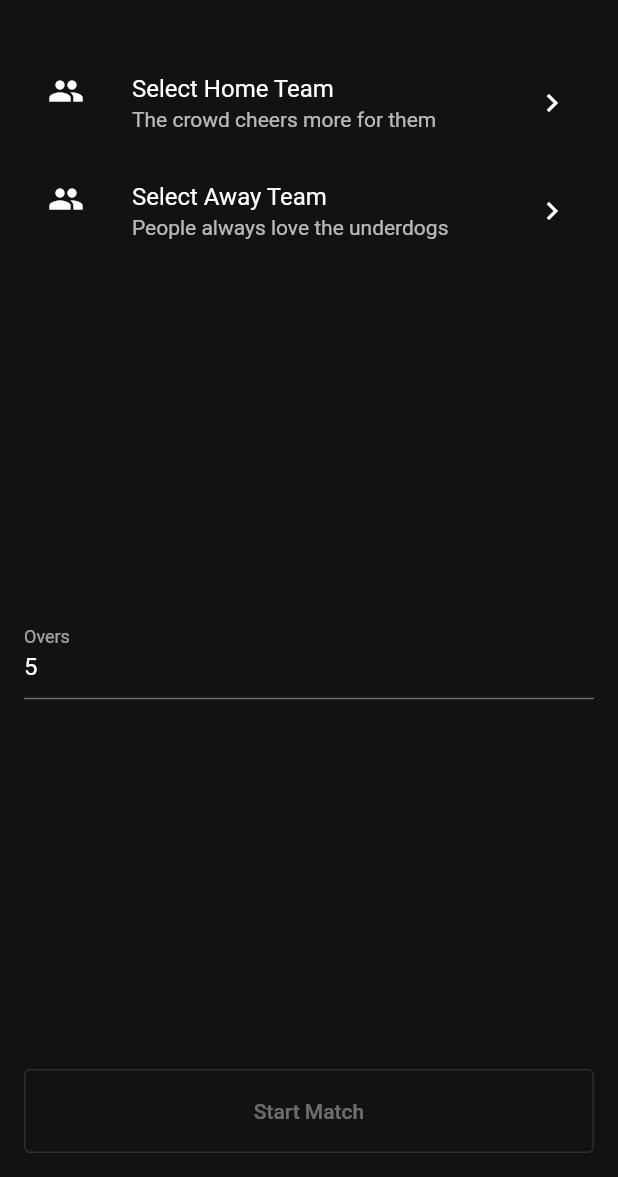
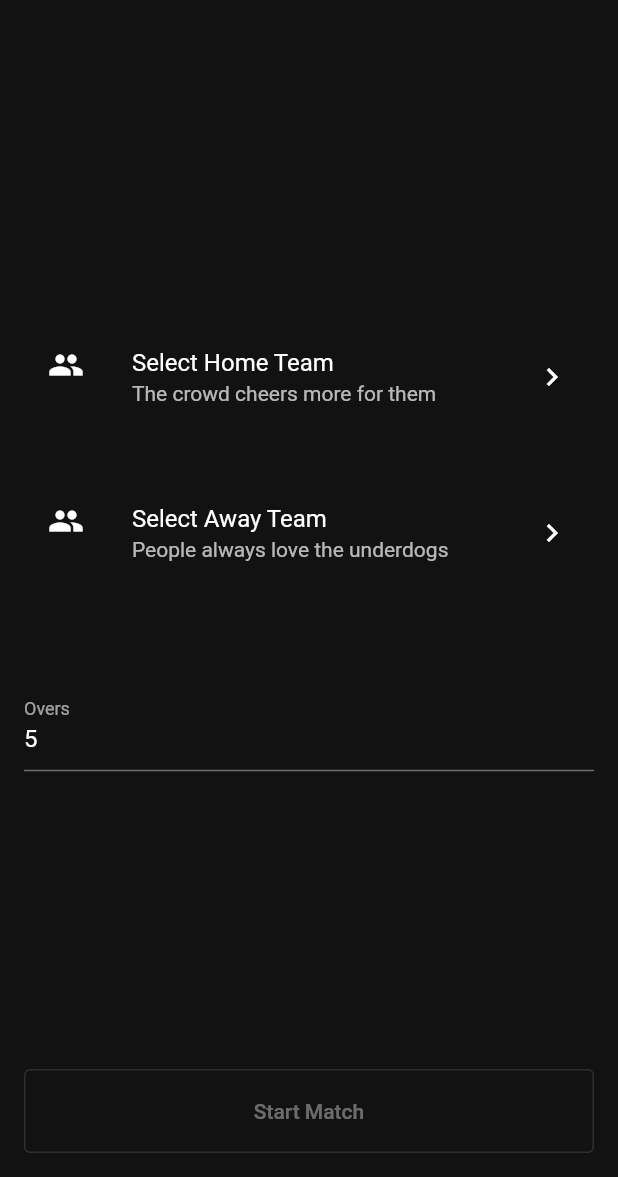
Before and after one commit to PlayPratz/Scorecard, a Flutter app: the screen it shows after launch, after a tap on "Create new match", on a phone screen of 412 x 824 dp, the part 59-1236 px from its top. Run offline on Flutter 3.47's test engine with Material 2 defaults, Android fonts, the phone set to English and light mode, and no system bars; our stand-ins replace google_fonts; Roboto replaces fonts that are missing (Ubuntu).

Commit message:
Refactored code, fixed minor issues

```diff
--- a/lib/models/team.dart
+++ b/lib/models/team.dart
@@ -54,9 +54,9 @@ final List<_TeamTemplate> _templates = [
   _TeamTemplate(name: "Blue", shortName: "BLU", color: Colors.blue),
   _TeamTemplate(name: "Saffron", shortName: "SAF", color: Colors.orange),
   _TeamTemplate(name: "Amber", shortName: "AMB", color: Colors.amber),
-  _TeamTemplate(name: "Green", shortName: "GRN", color: Colors.green),
+  // _TeamTemplate(name: "Green", shortName: "GRN", color: Colors.green),
   _TeamTemplate(name: "Cyan", shortName: "CYN", color: Colors.cyan),
   _TeamTemplate(name: "Brown", shortName: "BRN", color: Colors.brown),
   _TeamTemplate(name: "Orange", shortName: "ORA", color: Colors.deepOrange),
-  _TeamTemplate(name: "Purple", shortName: "PRP", color: Colors.purple),
+  // _TeamTemplate(name: "Purple", shortName: "PRP", color: Colors.purple),
 ];
--- a/lib/screens/hometabview.dart
+++ b/lib/screens/hometabview.dart
@@ -7,7 +7,7 @@ import '../styles/colorstyles.dart';
 import '../util/strings.dart';
 import '../util/utils.dart';
 import 'templates/basescreen.dart';
-import 'matchscreen/matchlist.dart';
+import 'match/matchlist.dart';
 import 'player/playerlist.dart';
 
 class HomeTabView extends StatefulWidget {
--- a/lib/screens/matchscreen/choosewicket.dart
+++ b/lib/screens/match/choosewicket.dart
@@ -20,7 +20,7 @@ class _ChooseWicketState extends State<ChooseWicket> {
       title: Strings.chooseWicket,
       child: ItemList(
         itemList: Dismissal.values
-            .map((dismissal) => GenericItem(
+            .map((dismissal) => GenericItemTile(
                   primaryHint: Strings.getDismissalName(dismissal),
                   secondaryHint: Strings.empty,
                   onSelect: () => _processDismissal(dismissal),
--- a/lib/screens/matchscreen/creatematch.dart
+++ b/lib/screens/match/creatematch.dart
@@ -3,13 +3,12 @@ import 'package:scorecard/screens/team/teamlist.dart';
 
 import '../../models/cricketmatch.dart';
 import '../../models/team.dart';
-import '../../styles/colorstyles.dart';
+import '../../util/elements.dart';
 import '../../util/strings.dart';
-import '../../util/elements.dart';
 import '../../util/utils.dart';
-import 'matchinitscreen.dart';
 import '../templates/titledpage.dart';
 import '../widgets/teamdummytile.dart';
+import 'matchinitscreen.dart';
 
 class CreateMatchForm extends StatefulWidget {
   const CreateMatchForm({Key? key}) : super(key: key);
@@ -31,23 +30,35 @@ class _CreateMatchFormState extends State<CreateMatchForm> {
           autovalidateMode: AutovalidateMode.onUserInteraction,
           child: Column(
             children: [
+              const Spacer(),
               _selectedHomeTeam != null
                   ? _wSelectTeam(
                       _selectedHomeTeam!.name,
                       _selectedHomeTeam!.shortName,
+                      _selectedHomeTeam!.color,
                       true,
                     )
-                  : _wSelectTeam(Strings.createMatchSelectHomeTeam,
-                      Strings.createMatchHomeTeamHint, true),
+                  : _wSelectTeam(
+                      Strings.createMatchSelectHomeTeam,
+                      Strings.createMatchHomeTeamHint,
+                      Colors.white,
+                      true,
+                    ),
+              const SizedBox(height: 32),
               _selectedAwayTeam != null
                   ? _wSelectTeam(
                       _selectedAwayTeam!.name,
                       _selectedAwayTeam!.shortName,
+                      _selectedAwayTeam!.color,
                       false,
                     )
-                  : _wSelectTeam(Strings.createMatchSelectAwayTeam,
-                      Strings.createMatchAwayTeamHint, false),
-              const Spacer(),
+                  : _wSelectTeam(
+                      Strings.createMatchSelectAwayTeam,
+                      Strings.createMatchAwayTeamHint,
+                      Colors.white,
+                      false,
+                    ),
+              const SizedBox(height: 64),
               _wSelectOvers(),
               const Spacer(),
               Elements.getConfirmButton(
@@ -58,12 +69,12 @@ class _CreateMatchFormState extends State<CreateMatchForm> {
         ));
   }
 
-  Widget _wSelectTeam(
-      String primaryHint, String secondaryHint, bool isHomeTeam) {
+  Widget _wSelectTeam(String primaryHint, String secondaryHint, Color iconColor,
+      bool isHomeTeam) {
     return TeamDummyTile(
       primaryHint: primaryHint,
       secondaryHint: secondaryHint,
-      color: Colors.white,
+      color: iconColor,
       onSelect: isHomeTeam ? _chooseHomeTeam : _chooseAwayTeam,
     );
   }
@@ -107,6 +118,7 @@ class _CreateMatchFormState extends State<CreateMatchForm> {
         child: TeamList(
           teamList: Utils.getAllTeams(),
           onSelectTeam: (team) => Utils.goBack(context, team),
+          onCreateTeam: (team) => Utils.goBack(context, team),
         ),
       ),
       context,
--- a/lib/screens/matchscreen/inningsinitscreen.dart
+++ b/lib/screens/match/inningsinitscreen.dart
@@ -77,7 +77,7 @@ class _InningsInitScreenState extends State<InningsInitScreen> {
   Widget _wPlayerSelection(Player? player, Function(Player) onSelectPlayer,
       String primary, String secondary, String title, List<Player> squad) {
     if (player == null) {
-      return GenericItem(
+      return GenericItemTile(
           primaryHint: primary,
           secondaryHint: secondary,
           onSelect: () => onTapPlayer(onSelectPlayer, title, squad));
--- a/lib/screens/matchscreen/matchinitscreen.dart
+++ b/lib/screens/match/matchinitscreen.dart
@@ -57,10 +57,10 @@ class _MatchInitScreenState extends State<MatchInitScreen> {
 
   Widget _wWinningTeamChoice() {
     if (_tossChoice == null) {
-      return GenericItem(
+      return GenericItemTile(
         primaryHint: Strings.initMatchTossChoicePrimary,
         secondaryHint: Strings.initMatchTossChoiceHint,
-        leading: Icon(Icons.casino),
+        leading: const Icon(Icons.casino),
         onSelect: _chooseTossChoice,
       );
     }
@@ -85,7 +85,7 @@ class _MatchInitScreenState extends State<MatchInitScreen> {
   }
 
   Widget _wTossChoiceInner(TossChoice tossChoice, Function onSelect) {
-    return GenericItem(
+    return GenericItemTile(
       primaryHint: Strings.getTossChoice(tossChoice),
       secondaryHint: Strings.empty,
       onSelect: onSelect,
--- a/lib/screens/matchscreen/matchscreen.dart
+++ b/lib/screens/match/matchscreen.dart
@@ -13,7 +13,7 @@ import '../../util/helpers.dart';
 import '../../util/utils.dart';
 import '../player/playerlist.dart';
 import '../templates/titledpage.dart';
-import '../widgets/matchtile.dart';
+import 'matchtile.dart';
 import 'inningsinitscreen.dart';
 import 'playerscoretile.dart';
 import 'scorecard.dart';
@@ -283,7 +283,7 @@ class _MatchScreenState extends State<MatchScreen> {
   }
 
   Widget _wWicketChooser() {
-    return GenericItem(
+    return GenericItemTile(
       leading: Elements.getOnlineIndicator(_wicketSelection != null),
       primaryHint: Strings.matchScreenAddWicket,
       secondaryHint: Strings.matchScreenAddWicketHint,
--- a/lib/screens/matchscreen/playerscoretile.dart
+++ b/lib/screens/match/playerscoretile.dart
@@ -29,7 +29,7 @@ class PlayerScoreTile extends StatelessWidget {
         ),
         borderRadius: BorderRadius.circular(18),
       ),
-      child: GenericItem(
+      child: GenericItemTile(
         leading: Elements.getPlayerIcon(player, 24),
         primaryHint: player.name,
         secondaryHint: score,
--- a/lib/screens/widgets/genericitem.dart
+++ b/lib/screens/widgets/genericitem.dart
@@ -2,7 +2,7 @@ import 'package:flutter/material.dart';
 
 // TODO Migrate PlayerTile and TeamTile/TeamDummyTile to this
 
-class GenericItem extends StatefulWidget {
+class GenericItemTile extends StatefulWidget {
   final String primaryHint;
   final String secondaryHint;
   final Widget? leading;
@@ -10,7 +10,7 @@ class GenericItem extends StatefulWidget {
   final ItemSize? size;
   final Widget? trailing;
 
-  const GenericItem(
+  const GenericItemTile(
       {Key? key,
       required this.primaryHint,
       required this.secondaryHint,
@@ -21,15 +21,15 @@ class GenericItem extends StatefulWidget {
       : super(key: key);
 
   @override
-  State<GenericItem> createState() => _GenericItemState();
+  State<GenericItemTile> createState() => _GenericItemTileState();
 }
 
-class _GenericItemState extends State<GenericItem> {
+class _GenericItemTileState extends State<GenericItemTile> {
   @override
   Widget build(BuildContext context) {
     final genericTile = ListTile(
       // TODO Minleadingwidth?
-      minLeadingWidth: 0,
+      // minLeadingWidth: 32,
       title: FittedBox(
           alignment: Alignment.centerLeft,
           fit: BoxFit.scaleDown,
@@ -38,7 +38,7 @@ class _GenericItemState extends State<GenericItem> {
           )),
       subtitle: Text(
         widget.secondaryHint,
-        maxLines: 1,
+        maxLines: 2,
         overflow: TextOverflow.ellipsis,
       ),
       leading: widget.leading,
--- a/lib/screens/widgets/teamdummytile.dart
+++ b/lib/screens/widgets/teamdummytile.dart
@@ -1,4 +1,5 @@
 import 'package:flutter/material.dart';
+import 'package:scorecard/screens/widgets/genericitem.dart';
 import '../../styles/colorstyles.dart';
 
 class TeamDummyTile extends StatefulWidget {
@@ -23,9 +24,9 @@ class TeamDummyTile extends StatefulWidget {
 class _TeamDummyTileState extends State<TeamDummyTile> {
   @override
   Widget build(BuildContext context) {
-    final teamDummyTile = ListTile(
-      title: Text(widget.primaryHint),
-      subtitle: Text(widget.secondaryHint),
+    final teamDummyTile = GenericItemTile(
+      primaryHint: widget.primaryHint,
+      secondaryHint: widget.secondaryHint,
       leading: Icon(
         Icons.people,
         color: widget.color,
@@ -38,9 +39,10 @@ class _TeamDummyTileState extends State<TeamDummyTile> {
     }
 
     return InkWell(
-        onTap: () {
-          widget.onSelect!();
-        },
-        child: teamDummyTile);
+      onTap: () {
+        widget.onSelect!();
+      },
+      child: teamDummyTile,
+    );
   }
 }
--- a/lib/styles/colorstyles.dart
+++ b/lib/styles/colorstyles.dart
@@ -28,11 +28,11 @@ class ColorStyles {
     Colors.blue,
     Colors.orange,
     Colors.amber,
-    Colors.green,
+    // Colors.green,
     Colors.cyan,
     Colors.brown,
     Colors.deepOrange,
-    Colors.purple,
+    // Colors.purple,
     // Colors.deepPurple,
   ];
 
--- a/lib/util/strings.dart
+++ b/lib/util/strings.dart
@@ -48,7 +48,7 @@ class Strings {
 
   // Others
   static const String captain = "Captain";
-  static const String squad = "Squad";
+  static const String squad = "Add to Squad";
 
   // Hacks
   static const String empty = "";
```
Also changed, not shown: lib/screens/match/matchlist.dart (renamed from lib/screens/matchscreen/matchlist.dart, +5 -5 lines), lib/screens/match/matchtile.dart (renamed from lib/screens/widgets/matchtile.dart, +1 -13 lines), lib/screens/match/scorecard.dart (renamed from lib/screens/matchscreen/scorecard.dart, +6 -5 lines), lib/screens/player/playertile.dart (+7 -8 lines), lib/screens/team/createteam.dart (+11 -17 lines), lib/screens/match/ballselector.dart (renamed from lib/screens/matchscreen/ballselector.dart).
